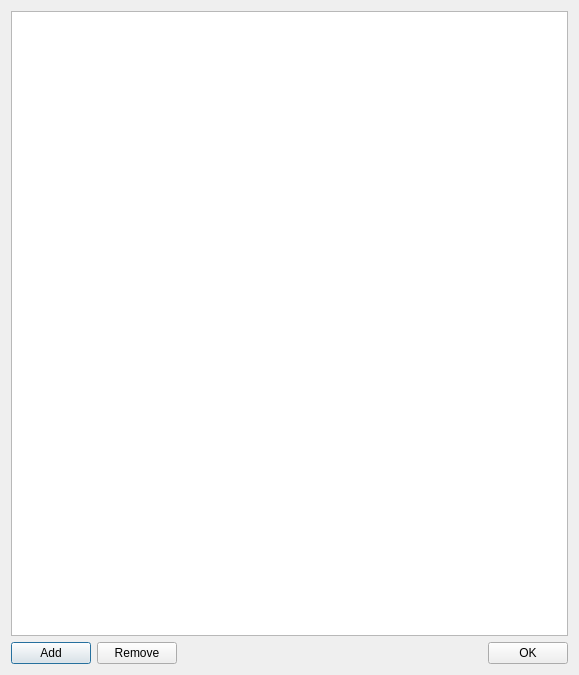
Qt form QPropertyModel/forms/qstringlistpropertyitemeditor.ui (cbuahin/QPropertyModel) before a commit.
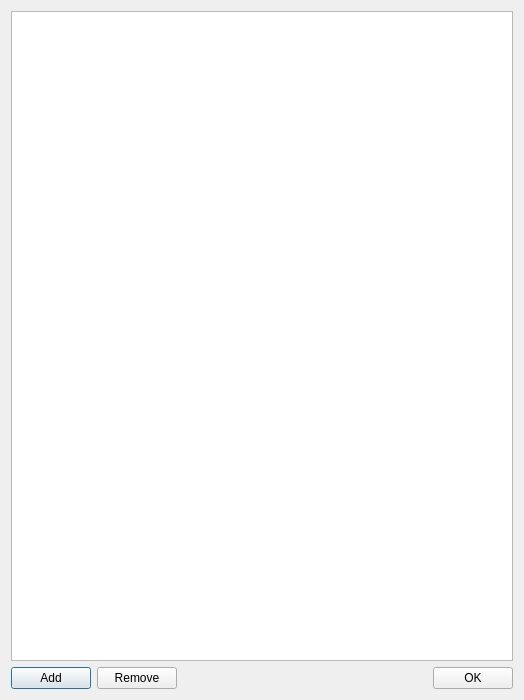
The same form after that commit.

What changed in the file:
```diff
--- a/QPropertyModel/forms/qstringlistpropertyitemeditor.ui
+++ b/QPropertyModel/forms/qstringlistpropertyitemeditor.ui
@@ -6,8 +6,8 @@
    <rect>
     <x>0</x>
     <y>0</y>
-    <width>579</width>
-    <height>675</height>
+    <width>524</width>
+    <height>700</height>
    </rect>
   </property>
   <property name="windowTitle">
```
Left out of the diff: 14 changed lines with no effect on the pictures.
